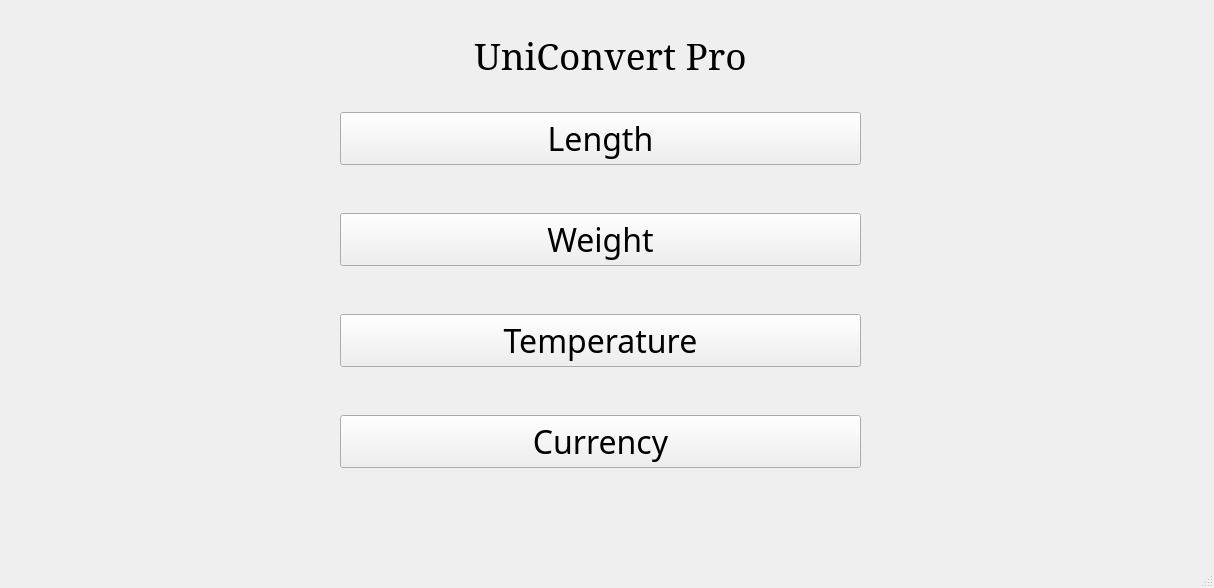
The window that UnitConverter/mainwindow.ui (Jacob-Dong7/Unit-Converter) describes before a commit, drawn with Qt 5.
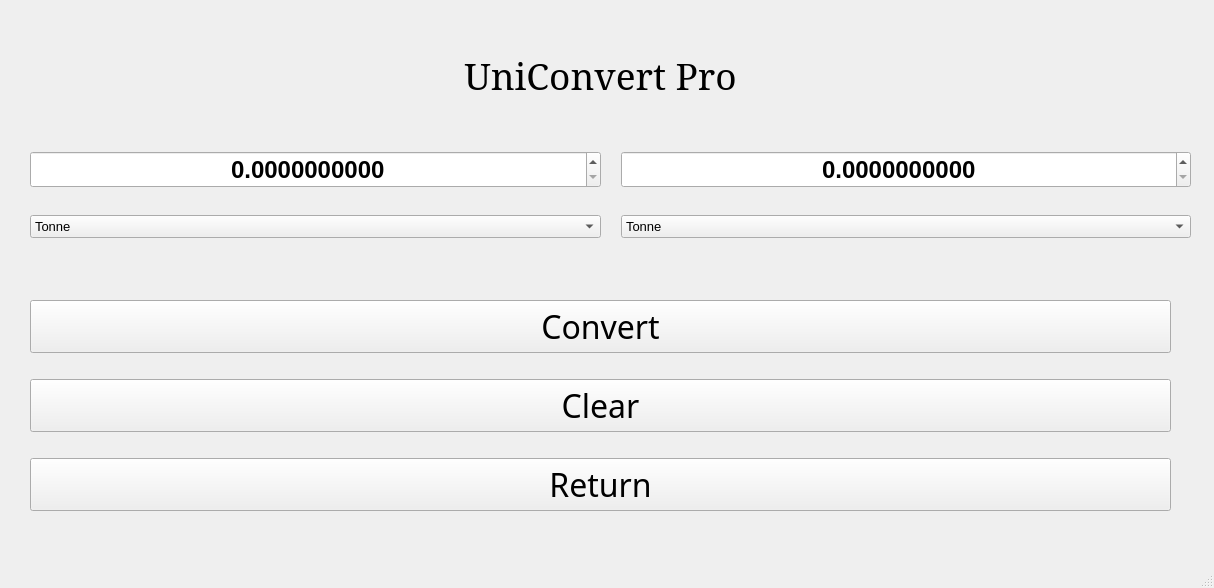
The same window after the commit. The open tabs and pages were chosen to show the change.

Commit message: feat: Progress made on the length and weight converter. Should function as intended right now. However, there is unresolved issue with scienific notation which will be worked on

The edit to the form file:
```diff
--- a/UnitConverter/mainwindow.ui
+++ b/UnitConverter/mainwindow.ui
@@ -59,7 +59,7 @@
         <x>340</x>
         <y>70</y>
         <width>521</width>
-        <height>441</height>
+        <height>491</height>
        </rect>
       </property>
       <layout class="QVBoxLayout" name="verticalLayout">
@@ -360,6 +360,221 @@
       </layout>
      </widget>
     </widget>
+    <widget class="QWidget" name="weight">
+     <widget class="QLabel" name="label_3">
+      <property name="geometry">
+       <rect>
+        <x>10</x>
+        <y>0</y>
+        <width>1181</width>
+        <height>151</height>
+       </rect>
+      </property>
+      <property name="font">
+       <font>
+        <family>Elephant</family>
+        <pointsize>28</pointsize>
+        <bold>false</bold>
+       </font>
+      </property>
+      <property name="frameShape">
+       <enum>QFrame::Shape::NoFrame</enum>
+      </property>
+      <property name="text">
+       <string>UniConvert Pro</string>
+      </property>
+      <property name="alignment">
+       <set>Qt::AlignmentFlag::AlignCenter</set>
+      </property>
+     </widget>
+     <widget class="QWidget" name="layoutWidget">
+      <property name="geometry">
+       <rect>
+        <x>30</x>
+        <y>280</y>
+        <width>1141</width>
+        <height>251</height>
+       </rect>
+      </property>
+      <layout class="QVBoxLayout" name="verticalLayout_3">
+       <item>
+        <widget class="QPushButton" name="btnConvertWeight">
+         <property name="font">
+          <font>
+           <family>Modern No. 20</family>
+           <pointsize>24</pointsize>
+          </font>
+         </property>
+         <property name="text">
+          <string>Convert</string>
+         </property>
+        </widget>
+       </item>
+       <item>
+        <widget class="QPushButton" name="btnClearWeight">
+         <property name="font">
+          <font>
+           <family>Modern No. 20</family>
+           <pointsize>24</pointsize>
+          </font>
+         </property>
+         <property name="text">
+          <string>Clear</string>
+         </property>
+        </widget>
+       </item>
+       <item>
+        <widget class="QPushButton" name="btnReturnWeight">
+         <property name="font">
+          <font>
+           <family>Modern No. 20</family>
+           <pointsize>24</pointsize>
+          </font>
+         </property>
+         <property name="text">
+          <string>Return</string>
+         </property>
+        </widget>
+       </item>
+      </layout>
+     </widget>
+     <widget class="QSplitter" name="splitter_5">
+      <property name="geometry">
+       <rect>
+        <x>30</x>
+        <y>190</y>
+        <width>16</width>
+        <height>16</height>
+       </rect>
+      </property>
+      <property name="orientation">
+       <enum>Qt::Orientation::Horizontal</enum>
+      </property>
+      <property name="handleWidth">
+       <number>50</number>
+      </property>
+     </widget>
+     <widget class="QWidget" name="">
+      <property name="geometry">
+       <rect>
+        <x>30</x>
+        <y>130</y>
+        <width>1161</width>
+        <height>131</height>
+       </rect>
+      </property>
+      <layout class="QGridLayout" name="gridLayout">
+       <property name="horizontalSpacing">
+        <number>20</number>
+       </property>
+       <item row="0" column="2">
+        <widget class="QDoubleSpinBox" name="sbWeightTwo">
+         <property name="font">
+          <font>
+           <pointsize>18</pointsize>
+           <bold>true</bold>
+          </font>
+         </property>
+         <property name="wrapping">
+          <bool>false</bool>
+         </property>
+         <property name="alignment">
+          <set>Qt::AlignmentFlag::AlignCenter</set>
+         </property>
+         <property name="decimals">
+          <number>10</number>
+         </property>
+         <property name="maximum">
+          <double>10000000.000000000000000</double>
+         </property>
+        </widget>
+       </item>
+       <item row="1" column="0">
+        <widget class="QComboBox" name="cmbWeightOne">
+         <property name="font">
+          <font>
+           <pointsize>10</pointsize>
+          </font>
+         </property>
+         <property name="currentText">
+          <string>Tonne</string>
+         </property>
+         <item>
+          <property name="text">
+           <string>Tonne</string>
+          </property>
+         </item>
+         <item>
+          <property name="text">
+           <string>Kilogram</string>
+          </property>
+         </item>
+         <item>
+          <property name="text">
+           <string>Gram</string>
+          </property>
+         </item>
+         <item>
+          <property name="text">
+           <string>Milligram</string>
+          </property>
+         </item>
+        </widget>
+       </item>
+       <item row="1" column="2">
+        <widget class="QComboBox" name="cmbWeightTwo">
+         <property name="font">
+          <font>
+           <pointsize>10</pointsize>
+          </font>
+         </property>
+         <property name="currentText">
+          <string>Tonne</string>
+         </property>
+         <item>
+          <property name="text">
+           <string>Tonne</string>
+          </property>
+         </item>
+         <item>
+          <property name="text">
+           <string>Kilogram</string>
+          </property>
+         </item>
+         <item>
+          <property name="text">
+           <string>Gram</string>
+          </property>
+         </item>
+         <item>
+          <property name="text">
+           <string>Milligram</string>
+          </property>
+         </item>
+        </widget>
+       </item>
+       <item row="0" column="0">
+        <widget class="QDoubleSpinBox" name="sbWeightOne">
+         <property name="font">
+          <font>
+           <pointsize>18</pointsize>
+           <bold>true</bold>
+          </font>
+         </property>
+         <property name="alignment">
+          <set>Qt::AlignmentFlag::AlignCenter</set>
+         </property>
+         <property name="decimals">
+          <number>10</number>
+         </property>
+         <property name="maximum">
+          <double>10000000.000000000000000</double>
+         </property>
+        </widget>
+       </item>
+      </layout>
+     </widget>
+    </widget>
    </widget>
   </widget>
   <widget class="QMenuBar" name="menubar">
```
Left out of the diff: 117 changed lines with no effect on the pictures. The commit also changes 48 other files.
